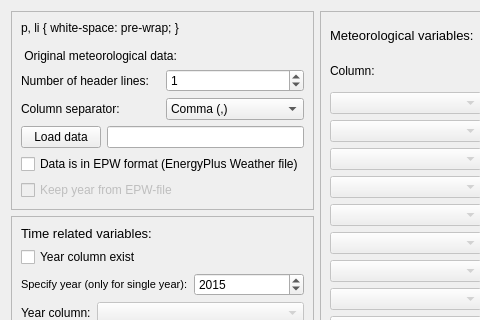
This is MetdataProcessor/metdata_processor_dialog_base.ui in UMEP-dev/UMEP as Qt 5 draws it before an edit; both pictures show x 0 to 480 and y 0 to 320 of the 763 by 702 pixel window. The edited form follows.
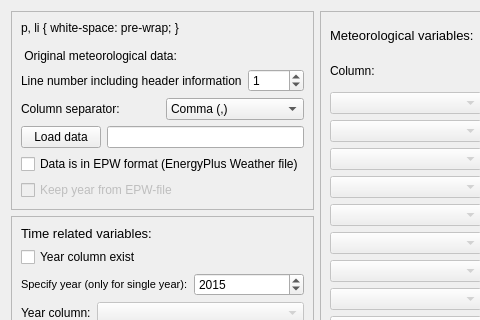
This is the edited form.

```diff
--- a/MetdataProcessor/metdata_processor_dialog_base.ui
+++ b/MetdataProcessor/metdata_processor_dialog_base.ui
@@ -131,7 +131,7 @@
         <item>
          <widget class="QLabel" name="label_4">
           <property name="text">
-           <string>Number of header lines:</string>
+           <string>Line number including header information</string>
           </property>
          </widget>
         </item>
```
